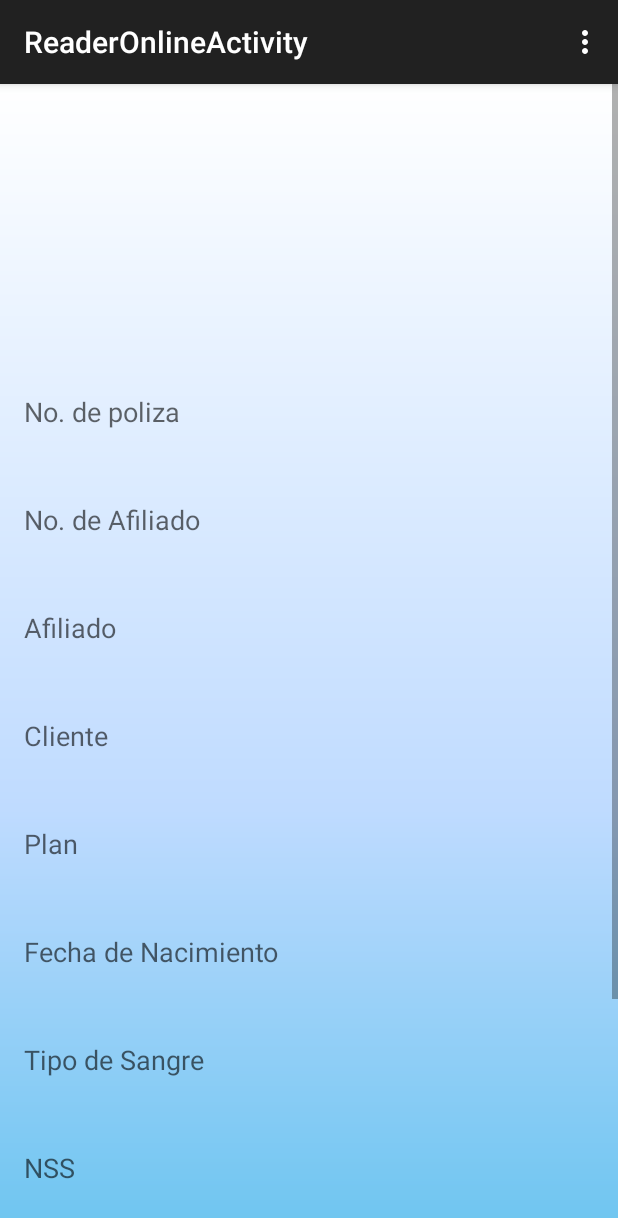
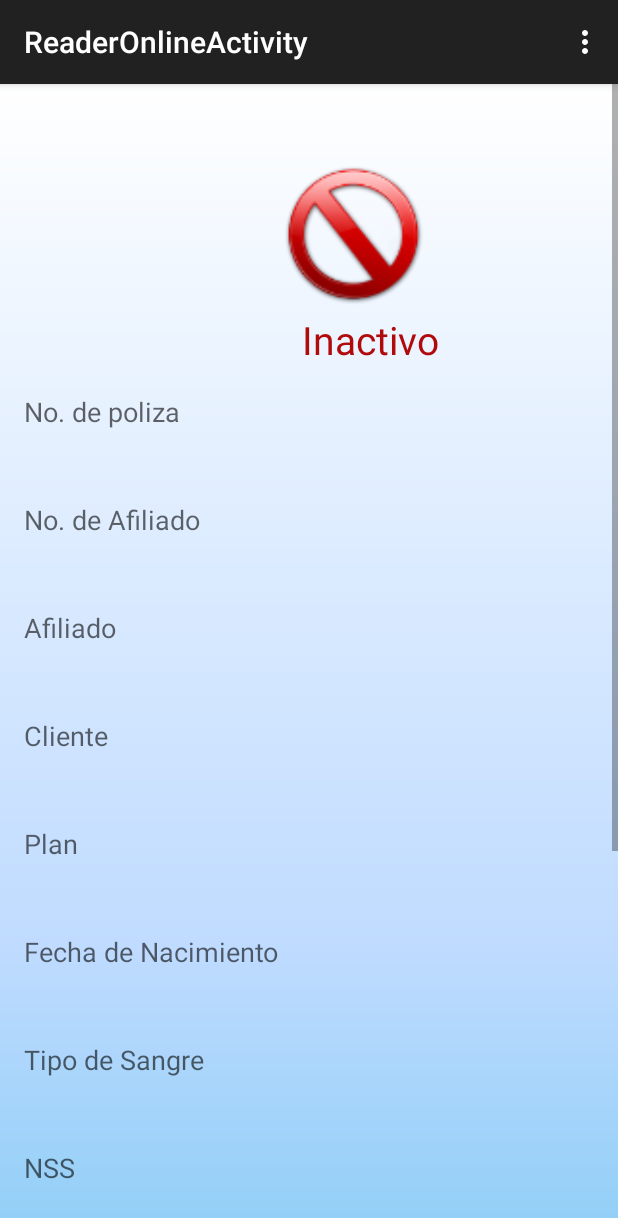
Before and after one commit to Breslyofimatic/ARS, an Android app: the ReaderOnlineActivity screen opened directly, with no data from a screen before it, on a phone screen of 412 x 824 dp. Shown: the top 1218 px of the screen. Run offline under Robolectric (Android 15) with nearby library versions, the phone set to English and light mode, and no system bars.

Commit message:
-ReaderOnlineActivity correctamente funcionando. -Arreglos de bugs. -Agregada la Clase DataAccess para acceso a datos por medio de propiedades.

```diff
--- a/ofimatic.ars/src/main/java/com/ofimatic/ars/MainActivity.java
+++ b/ofimatic.ars/src/main/java/com/ofimatic/ars/MainActivity.java
@@ -35,7 +35,7 @@ public class MainActivity extends ActionBarActivity {
         NFC.MIME_TEXT_PLAIN = "application/com.ofimatic.ars";
         NFC.MIMETYPE = "application/com.ofimatic.ars".getBytes();
 
-        nfcClass.VerificationNFC(mNfcAdapter, MainActivity.this, okProcess(), cancelProcess());
+        nfcClass.VerificationNFC(mNfcAdapter, this, okProcess(), cancelProcess());
 
         Boolean read = nfcClass.handleIntent(getIntent());
 
--- a/ofimatic.ars/src/main/java/com/ofimatic/ars/ReaderActivity.java
+++ b/ofimatic.ars/src/main/java/com/ofimatic/ars/ReaderActivity.java
@@ -73,7 +73,7 @@ public class ReaderActivity extends ActionBarActivity {
                 iconFechaCorrectatab1.setVisibility(View.VISIBLE);
                 iconFechaCorrectatab1.setImageResource(R.drawable.ic_good_or_tick);
                 estatus.setVisibility(View.VISIBLE);
-                estatus.setText(getString(R.string.Vigente));
+                estatus.setText(getString(R.string.Activo));
                 estatus.setTextColor(Color.parseColor("#2A9E29"));
             }
             else {
@@ -95,13 +95,13 @@ public class ReaderActivity extends ActionBarActivity {
 
 
     public void findPerson(View V) {
-        new GetPerson().execute((Void[]) null);
+        new GetAfiliado().execute((Void[]) null);
     }
 
     /**
      * Proceso para obtener los datos de una persona.
      */
-    class GetPerson extends AsyncTask<Void, Void, Void> {
+    class GetAfiliado extends AsyncTask<Void, Void, Void> {
 
         @Override
         protected void onPreExecute(){
--- a/ofimatic.ars/src/main/java/com/ofimatic/ars/ReaderOnlineActivity.java
+++ b/ofimatic.ars/src/main/java/com/ofimatic/ars/ReaderOnlineActivity.java
@@ -1,18 +1,98 @@
 package com.ofimatic.ars;
 
+import android.graphics.Color;
+import android.os.Bundle;
 import android.support.v7.app.ActionBarActivity;
-import android.os.Bundle;
+import android.view.Gravity;
 import android.view.Menu;
 import android.view.MenuItem;
+import android.view.View;
+import android.widget.ImageView;
+import android.widget.TextView;
+import android.widget.Toast;
 
 
 public class ReaderOnlineActivity extends ActionBarActivity {
+
+    TextView noafiliado;
+    TextView nopoliza;
+    TextView nombre;
+    TextView cliente;
+    TextView activo;
+    TextView plan;
+    TextView nss;
+    TextView tiposangre;
+    TextView direccion;
+    TextView telefono;
+    TextView fechanac;
+    TextView fechaemision;
+    TextView estatus;
+    ImageView foto;
+    ImageView iconFechaCorrectaFPM;
 
     @Override
     protected void onCreate(Bundle savedInstanceState) {
         super.onCreate(savedInstanceState);
         setContentView(R.layout.activity_reader_online);
+
+        noafiliado = (TextView) findViewById(R.id.tvNoAfiliadoRO);
+        nopoliza = (TextView) findViewById(R.id.tvNoPolizaRO);
+        nombre = (TextView) findViewById(R.id.tvAfiliadoRO);
+        cliente = (TextView) findViewById(R.id.tvClienteRO);
+        plan = (TextView) findViewById(R.id.tvPlanRO);
+        nss = (TextView) findViewById(R.id.tvNSSRO);
+        tiposangre = (TextView) findViewById(R.id.tvTipoSangreRO);
+        direccion = (TextView) findViewById(R.id.tvDireccionRO);
+        telefono = (TextView) findViewById(R.id.tvTelefonoRO);
+        fechanac = (TextView) findViewById(R.id.tvFechanacRO);
+        fechaemision = (TextView) findViewById(R.id.tvFechaentRO);
+        foto = (ImageView) findViewById(R.id.FPMimageView);
+        estatus = (TextView) findViewById(R.id.tvEstatusRO);
+
+        iconFechaCorrectaFPM = (ImageView) findViewById(R.id.FPMimgVencimiento);
+
+        noafiliado.setText(DataAccess.noAfiliado);
+        nopoliza.setText(DataAccess.noPoliza);
+        nombre.setText(DataAccess.Afiliado);
+        cliente.setText(DataAccess.clienteCompany);
+        plan.setText(DataAccess.Plan);
+        nss.setText(DataAccess.NSS);
+        tiposangre.setText(DataAccess.tipoSangre);
+        fechanac.setText(DataAccess.FechaNac);
+        direccion.setText(DataAccess.Direccion);
+        telefono.setText(DataAccess.Telefono);
+        fechaemision.setText(DataAccess.fechaEmision);
+
+
+        try {
+
+            if (DataAccess.Activo == 1)
+            {
+                iconFechaCorrectaFPM.setVisibility(View.VISIBLE);
+                iconFechaCorrectaFPM.setImageResource(R.drawable.ic_good_or_tick);
+                estatus.setVisibility(View.VISIBLE);
+                estatus.setText(getString(R.string.Activo));
+                estatus.setTextColor(Color.parseColor("#2A9E29"));
+            }
+            else {
+                iconFechaCorrectaFPM.setVisibility(View.VISIBLE);
+                iconFechaCorrectaFPM.setImageResource(R.drawable.ic_banned);
+                estatus.setVisibility(View.VISIBLE);
+                estatus.setText(getString(R.string.Inactivo));
+                estatus.setTextColor(Color.parseColor("#B00B0A"));
+            }
+
+            foto.setImageBitmap(DataAccess.foto);
+
+        } catch (Exception e) {
+            e.printStackTrace();
+            Toast msj = Toast.makeText(this, getString(R.string.ErrorSystem), Toast.LENGTH_LONG);
+            msj.setGravity(Gravity.CENTER,0,0);
+            finish();
+        }
     }
+
+
 
 
     @Override
--- a/ofimatic.ars/src/main/res/layout/activity_reader.xml
+++ b/ofimatic.ars/src/main/res/layout/activity_reader.xml
@@ -160,15 +160,14 @@
 
         <Button
             android:layout_width="fill_parent"
-            android:layout_height="wrap_content"
+            android:layout_height="100dp"
             android:text="@string/Mas_detalles"
             android:layout_centerHorizontal="true"
             android:drawableRight="@drawable/ic_search"
             android:id="@+id/buttonDetalles"
             android:onClick="findPerson"
-            android:layout_alignParentBottom="true"
-            android:layout_alignParentLeft="true"
             android:layout_below="@id/tvFechanac"
+            android:layout_marginTop="25dp"
             android:textAlignment="center"
             android:textSize="26sp"
             android:background="@drawable/mybuttons"/>
--- a/ofimatic.ars/src/main/res/layout/activity_reader_online.xml
+++ b/ofimatic.ars/src/main/res/layout/activity_reader_online.xml
@@ -227,7 +227,7 @@
                 android:layout_height="wrap_content"
                 android:textAppearance="?android:attr/textAppearanceMedium"
                 android:id="@+id/ROTV10"
-                android:text="Estatus"
+                android:text="Dirección"
                 android:layout_marginTop="10dp"
                 android:layout_below="@+id/tvFechaentRO"
                 android:layout_alignParentLeft="true"
@@ -237,9 +237,32 @@
                 android:layout_width="wrap_content"
                 android:layout_height="wrap_content"
                 android:textAppearance="?android:attr/textAppearanceMedium"
-                android:id="@+id/tvEstatusRO"
+                android:id="@+id/tvDireccionRO"
                 android:layout_marginTop="2dp"
                 android:layout_below="@+id/ROTV10"
+                android:textSize="26sp"
+                android:textStyle="bold"
+                android:layout_centerHorizontal="true"/>
+
+
+            <TextView
+                android:layout_width="wrap_content"
+                android:layout_height="wrap_content"
+                android:textAppearance="?android:attr/textAppearanceMedium"
+                android:id="@+id/ROTV11"
+                android:text="Telefono"
+                android:layout_marginTop="10dp"
+                android:layout_below="@+id/tvDireccionRO"
+                android:layout_alignParentLeft="true"
+                android:layout_alignParentStart="true"/>
+
+            <TextView
+                android:layout_width="wrap_content"
+                android:layout_height="wrap_content"
+                android:textAppearance="?android:attr/textAppearanceMedium"
+                android:id="@+id/tvTelefonoRO"
+                android:layout_marginTop="2dp"
+                android:layout_below="@+id/ROTV11"
                 android:textSize="26sp"
                 android:textStyle="bold"
                 android:layout_centerHorizontal="true"/>
@@ -249,14 +272,17 @@
                 android:layout_height="wrap_content"
                 android:prompt="@string/app_name"
                 android:id="@+id/SpinServicios"
-                android:layout_below="@+id/ROTV10"
+                android:layout_below="@+id/tvTelefonoRO"
                 />
 
             <Button
                 android:layout_width="fill_parent"
-                android:layout_height="wrap_content"
+                android:layout_height="100dp"
                 android:layout_below="@+id/SpinServicios"
                 android:text="Autorizar Servicios"
+                android:layout_marginTop="25dp"
+                android:textSize="26sp"
+                android:textStyle="bold"
                 android:background="@drawable/mybuttons"/>
 
 
@@ -280,7 +306,7 @@
                 android:layout_width="wrap_content"
                 android:layout_height="wrap_content"
                 android:textAppearance="?android:attr/textAppearanceMedium"
-                android:id="@+id/FPMEstatus"
+                android:id="@+id/tvEstatusRO"
                 android:layout_below="@+id/FPMimgVencimiento"
                 android:layout_marginTop="1dp"
                 android:layout_toRightOf="@id/FPMimageView"
```
Also changed, not shown: ofimatic.ars/src/main/AndroidManifest.xml (+6 -5 lines), ofimatic.ars/src/main/java/com/ofimatic/ars/DataAccess.java (+49 -34 lines), ofimatic.ars/src/main/res/values/strings.xml (+2 -12 lines).
